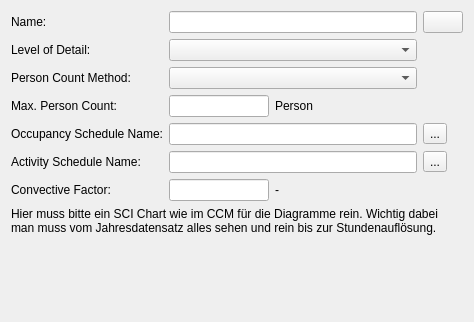
Qt form SIM-VICUS/src/SVDBInternalLoadsPersonEditWidget.ui (ghorwin/SIM-VICUS) before a commit.
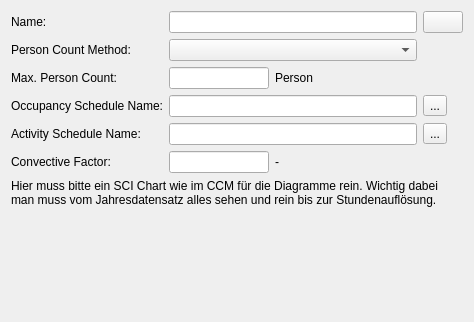
The same form after that commit. Custom widgets are drawn as their Qt base class.

Commit message: edit internal loads person

```diff
--- a/SIM-VICUS/src/SVDBInternalLoadsPersonEditWidget.ui
+++ b/SIM-VICUS/src/SVDBInternalLoadsPersonEditWidget.ui
@@ -20,21 +20,7 @@
    <string>Form</string>
   </property>
   <layout class="QGridLayout" name="gridLayoutMaster">
-   <item row="4" column="4">
-    <widget class="QToolButton" name="toolButtonSelectOccupancy">
-     <property name="text">
-      <string>...</string>
-     </property>
-    </widget>
-   </item>
-   <item row="5" column="4">
-    <widget class="QToolButton" name="toolButtonSelectActivity">
-     <property name="text">
-      <string>...</string>
-     </property>
-    </widget>
-   </item>
-   <item row="3" column="1">
+   <item row="2" column="1">
     <widget class="QtExt::ValidatingLineEdit" name="lineEditPersonCount">
      <property name="maximumSize">
       <size>
@@ -44,7 +30,61 @@
      </property>
     </widget>
    </item>
-   <item row="5" column="0">
+   <item row="6" column="0" colspan="5">
+    <widget class="QLabel" name="label">
+     <property name="text">
+      <string>Hier muss bitte ein SCI Chart wie im CCM für die Diagramme rein. Wichtig dabei man muss vom Jahresdatensatz alles sehen und rein bis zur Stundenauflösung.</string>
+     </property>
+     <property name="wordWrap">
+      <bool>true</bool>
+     </property>
+    </widget>
+   </item>
+   <item row="3" column="4">
+    <widget class="QToolButton" name="toolButtonSelectOccupancy">
+     <property name="text">
+      <string>...</string>
+     </property>
+    </widget>
+   </item>
+   <item row="5" column="1">
+    <widget class="QtExt::ValidatingLineEdit" name="lineEditConvectiveFactor">
+     <property name="maximumSize">
+      <size>
+       <width>100</width>
+       <height>16777215</height>
+      </size>
+     </property>
+    </widget>
+   </item>
+   <item row="2" column="2">
+    <widget class="QLabel" name="labelPersonCountUnit">
+     <property name="text">
+      <string>Person</string>
+     </property>
+    </widget>
+   </item>
+   <item row="5" column="2">
+    <widget class="QLabel" name="labelConvectiveFactorUnit">
+     <property name="text">
+      <string>-</string>
+     </property>
+    </widget>
+   </item>
+   <item row="0" column="0">
+    <widget class="QLabel" name="labelDisplayName">
+     <property name="minimumSize">
+      <size>
+       <width>60</width>
+       <height>0</height>
+      </size>
+     </property>
+     <property name="text">
+      <string>Name:</string>
+     </property>
+    </widget>
+   </item>
+   <item row="4" column="0">
     <widget class="QLabel" name="labelDisplayName_3">
      <property name="minimumSize">
       <size>
@@ -57,37 +97,24 @@
      </property>
     </widget>
    </item>
-   <item row="1" column="1" colspan="3">
-    <widget class="QComboBox" name="comboBoxCategory"/>
-   </item>
-   <item row="1" column="0">
-    <widget class="QLabel" name="labelCategory">
-     <property name="minimumSize">
-      <size>
-       <width>60</width>
-       <height>0</height>
-      </size>
-     </property>
-     <property name="text">
-      <string>Level of Detail:</string>
-     </property>
-    </widget>
-   </item>
-   <item row="4" column="1" colspan="3">
+   <item row="3" column="1" colspan="3">
     <widget class="QLineEdit" name="lineEditOccupancyScheduleName">
      <property name="readOnly">
       <bool>true</bool>
      </property>
     </widget>
    </item>
-   <item row="6" column="1">
-    <widget class="QtExt::ValidatingLineEdit" name="lineEditConvectiveFactor">
-     <property name="maximumSize">
+   <item row="1" column="0">
+    <widget class="QLabel" name="labelCategory_2">
+     <property name="minimumSize">
       <size>
-       <width>100</width>
-       <height>16777215</height>
+       <width>60</width>
+       <height>0</height>
       </size>
      </property>
+     <property name="text">
+      <string>Person Count Method:</string>
+     </property>
     </widget>
    </item>
    <item row="0" column="4">
@@ -100,38 +127,27 @@
      </property>
     </widget>
    </item>
-   <item row="6" column="2">
-    <widget class="QLabel" name="labelConvectiveFactorUnit">
-     <property name="text">
-      <string>-</string>
+   <item row="5" column="3">
+    <spacer name="horizontalSpacer_2">
+     <property name="orientation">
+      <enum>Qt::Horizontal</enum>
      </property>
-    </widget>
-   </item>
-   <item row="2" column="1" colspan="3">
-    <widget class="QComboBox" name="comboBoxPersonMethod"/>
-   </item>
-   <item row="5" column="1" colspan="3">
-    <widget class="QLineEdit" name="lineEditActivityScheduleName">
-     <property name="readOnly">
-      <bool>true</bool>
+     <property name="sizeHint" stdset="0">
+      <size>
+       <width>50</width>
+       <height>20</height>
+      </size>
      </property>
-    </widget>
+    </spacer>
    </item>
-   <item row="3" column="2">
-    <widget class="QLabel" name="labelPersonCountUnit">
+   <item row="4" column="4">
+    <widget class="QToolButton" name="toolButtonSelectActivity">
      <property name="text">
-      <string>Person</string>
+      <string>...</string>
      </property>
     </widget>
    </item>
    <item row="3" column="0">
-    <widget class="QLabel" name="labelPersonCount">
-     <property name="text">
-      <string>Max. Person Count:</string>
-     </property>
-    </widget>
-   </item>
-   <item row="4" column="0">
     <widget class="QLabel" name="labelDisplayName_2">
      <property name="minimumSize">
       <size>
@@ -144,40 +160,14 @@
      </property>
     </widget>
    </item>
-   <item row="6" column="3">
-    <spacer name="horizontalSpacer_2">
-     <property name="orientation">
-      <enum>Qt::Horizontal</enum>
-     </property>
-     <property name="sizeHint" stdset="0">
-      <size>
-       <width>50</width>
-       <height>20</height>
-      </size>
-     </property>
-    </spacer>
-   </item>
    <item row="2" column="0">
-    <widget class="QLabel" name="labelCategory_2">
-     <property name="minimumSize">
-      <size>
-       <width>60</width>
-       <height>0</height>
-      </size>
-     </property>
+    <widget class="QLabel" name="labelPersonCount">
      <property name="text">
-      <string>Person Count Method:</string>
+      <string>Max. Person Count:</string>
      </property>
     </widget>
    </item>
-   <item row="6" column="0">
-    <widget class="QLabel" name="labelConvectiveFactor">
-     <property name="text">
-      <string>Convective Factor:</string>
-     </property>
-    </widget>
-   </item>
-   <item row="3" column="3">
+   <item row="2" column="3">
     <spacer name="horizontalSpacer">
      <property name="orientation">
       <enum>Qt::Horizontal</enum>
@@ -193,30 +183,7 @@
    <item row="0" column="1" colspan="3">
     <widget class="QtExt::LanguageStringEditWidget1" name="lineEditName"/>
    </item>
-   <item row="0" column="0">
-    <widget class="QLabel" name="labelDisplayName">
-     <property name="minimumSize">
-      <size>
-       <width>60</width>
-       <height>0</height>
-      </size>
-     </property>
-     <property name="text">
-      <string>Name:</string>
-     </property>
-    </widget>
-   </item>
-   <item row="7" column="0" colspan="5">
-    <widget class="QLabel" name="label">
-     <property name="text">
-      <string>Hier muss bitte ein SCI Chart wie im CCM für die Diagramme rein. Wichtig dabei man muss vom Jahresdatensatz alles sehen und rein bis zur Stundenauflösung.</string>
-     </property>
-     <property name="wordWrap">
-      <bool>true</bool>
-     </property>
-    </widget>
-   </item>
-   <item row="8" column="0">
+   <item row="7" column="0">
     <spacer name="verticalSpacer">
      <property name="orientation">
       <enum>Qt::Vertical</enum>
@@ -229,6 +196,23 @@
      </property>
     </spacer>
    </item>
+   <item row="4" column="1" colspan="3">
+    <widget class="QLineEdit" name="lineEditActivityScheduleName">
+     <property name="readOnly">
+      <bool>true</bool>
+     </property>
+    </widget>
+   </item>
+   <item row="1" column="1" colspan="3">
+    <widget class="QComboBox" name="comboBoxPersonMethod"/>
+   </item>
+   <item row="5" column="0">
+    <widget class="QLabel" name="labelConvectiveFactor">
+     <property name="text">
+      <string>Convective Factor:</string>
+     </property>
+    </widget>
+   </item>
   </layout>
  </widget>
  <customwidgets>
```
The commit also changes 1 other file.
